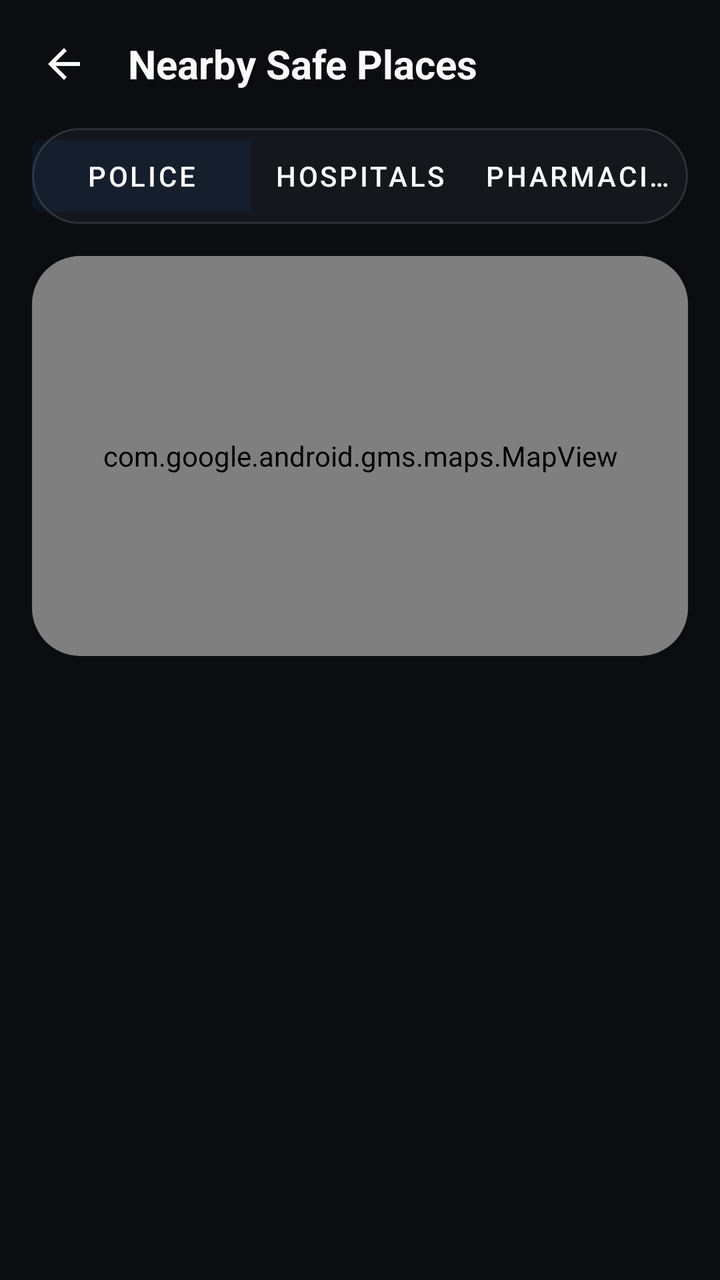
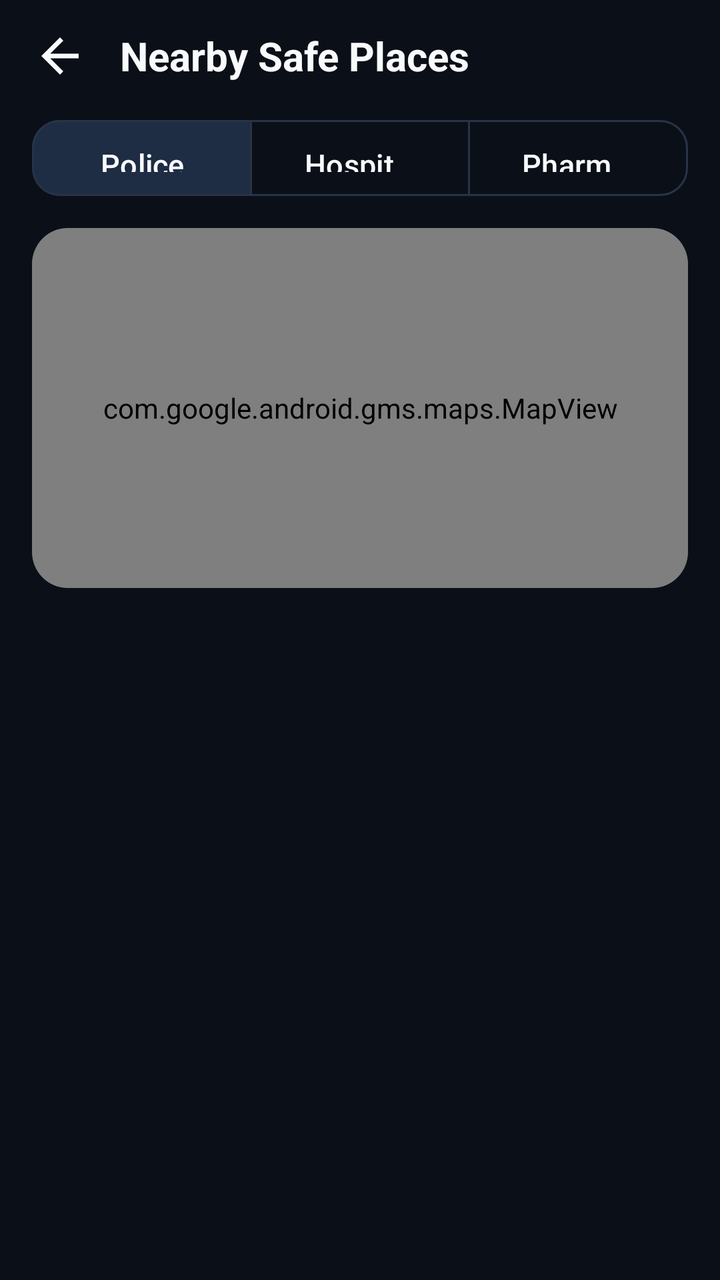

Screens rendered from an Android XML layout before and after an edit, with the pre-edit source and the edit as a unified diff.
<!-- AndroidManifest.xml: application theme Theme.RiskFreeRoutes -->
<!-- res/layout/activity_nearby_places.xml -->
<?xml version="1.0" encoding="utf-8"?>
<androidx.coordinatorlayout.widget.CoordinatorLayout xmlns:android="http://schemas.android.com/apk/res/android"
    xmlns:app="http://schemas.android.com/apk/res-auto"
    android:layout_width="match_parent"
    android:layout_height="match_parent"
    android:background="@color/colorBackground">

    <LinearLayout
        android:layout_width="match_parent"
        android:layout_height="match_parent"
        android:orientation="vertical">

        
        <LinearLayout
            android:layout_width="match_parent"
            android:layout_height="wrap_content"
            android:orientation="horizontal"
            android:gravity="center_vertical"
            android:padding="16dp">

            <ImageView
                android:id="@+id/btn_back"
                android:layout_width="32dp"
                android:layout_height="32dp"
                android:src="@drawable/ic_back"
                app:tint="@color/text_primary"
                android:padding="4dp"
                android:background="?attr/selectableItemBackgroundBorderless" />

            <TextView
                android:layout_width="wrap_content"
                android:layout_height="wrap_content"
                android:layout_marginStart="16dp"
                android:text="Nearby Safe Places"
                android:textColor="@color/text_primary"
                android:textSize="20sp"
                android:textStyle="bold" />
        </LinearLayout>

        
        <com.google.android.material.button.MaterialButtonToggleGroup
            android:id="@+id/toggle_filters"
            android:layout_width="match_parent"
            android:layout_height="48dp"
            android:layout_marginHorizontal="16dp"
            android:layout_marginBottom="16dp"
            android:background="@drawable/glass_card_bg"
            app:singleSelection="true"
            app:selectionRequired="true"
            app:checkedButton="@+id/btn_filter_police">

            <com.google.android.material.button.MaterialButton
                android:id="@+id/btn_filter_police"
                style="@style/Widget.MaterialComponents.Button.TextButton"
                android:layout_width="0dp"
                android:layout_height="match_parent"
                android:layout_weight="1"
                android:text="Police"
                android:textColor="@color/text_primary" />

            <com.google.android.material.button.MaterialButton
                android:id="@+id/btn_filter_hospitals"
                style="@style/Widget.MaterialComponents.Button.TextButton"
                android:layout_width="0dp"
                android:layout_height="match_parent"
                android:layout_weight="1"
                android:text="Hospitals"
                android:textColor="@color/text_primary" />

            <com.google.android.material.button.MaterialButton
                android:id="@+id/btn_filter_pharmacies"
                style="@style/Widget.MaterialComponents.Button.TextButton"
                android:layout_width="0dp"
                android:layout_height="match_parent"
                android:layout_weight="1"
                android:text="Pharmacies"
                android:textColor="@color/text_primary" />

        </com.google.android.material.button.MaterialButtonToggleGroup>

        
        <androidx.cardview.widget.CardView
            android:layout_width="match_parent"
            android:layout_height="200dp"
            android:layout_marginHorizontal="16dp"
            android:layout_marginBottom="8dp"
            app:cardCornerRadius="24dp"
            app:cardBackgroundColor="#1A1F2B"
            app:cardElevation="0dp">
            
            <com.google.android.gms.maps.MapView
                android:id="@+id/map_view"
                android:layout_width="match_parent"
                android:layout_height="match_parent" />
        </androidx.cardview.widget.CardView>

        <FrameLayout
            android:layout_width="match_parent"
            android:layout_height="match_parent">
            
            
            <ProgressBar
                android:id="@+id/progress_bar"
                android:layout_width="wrap_content"
                android:layout_height="wrap_content"
                android:layout_gravity="center"
                android:visibility="gone"
                android:indeterminateTint="@color/primary_blue_light"/>

            
            <LinearLayout
                android:id="@+id/empty_state"
                android:layout_width="match_parent"
                android:layout_height="wrap_content"
                android:orientation="vertical"
                android:gravity="center"
                android:layout_gravity="center"
                android:visibility="gone">
                <ImageView
                    android:layout_width="64dp"
                    android:layout_height="64dp"
                    android:src="@drawable/ic_warning"
                    app:tint="#66FFFFFF" />
                <TextView
                    android:id="@+id/tv_empty_text"
                    android:layout_width="wrap_content"
                    android:layout_height="wrap_content"
                    android:text="No places found nearby"
                    android:textColor="@color/text_secondary"
                    android:textSize="16sp"
                    android:layout_marginTop="16dp" />
            </LinearLayout>

            
            <androidx.recyclerview.widget.RecyclerView
                android:id="@+id/rv_places"
                android:layout_width="match_parent"
                android:layout_height="match_parent"
                android:clipToPadding="false"
                android:paddingBottom="16dp" />
        </FrameLayout>

    </LinearLayout>
</androidx.coordinatorlayout.widget.CoordinatorLayout>
<!-- resources referenced by this layout -->
<resources>
  <color name="colorBackground">#0B0D10</color>
  <color name="primary_blue_light">#4F8CFF</color>
  <color name="text_primary">#F9FAFB</color>
  <color name="text_secondary">#9CA3AF</color>
  <!-- drawable glass_card_bg (drawable) -->
  <?xml version="1.0" encoding="utf-8"?>
  <shape xmlns:android="http://schemas.android.com/apk/res/android"
      android:shape="rectangle">
  
      
      <solid android:color="@color/glass_panel" />
  
      
      <stroke
          android:width="1dp"
          android:color="@color/glass_border" />
  
      
      <corners android:radius="@dimen/card_corner_radius" />
  
  </shape>
  <!-- drawable ic_warning (drawable) -->
  <vector xmlns:android="http://schemas.android.com/apk/res/android"
      android:width="24dp"
      android:height="24dp"
      android:viewportWidth="24"
      android:viewportHeight="24"
      android:tint="?attr/colorControlNormal">
    <path
        android:fillColor="@android:color/white"
        android:pathData="M1,21h22L12,2 1,21zM13,18h-2v-2h2v2zM13,14h-2v-4h2v4z"/>
  </vector>
  <style name="Theme.RiskFreeRoutes" parent="Theme.Material3.Dark.NoActionBar">
  
          
          <item name="colorPrimary">@color/primary_blue</item>
          <item name="colorPrimaryContainer">@color/primary_blue_light</item>
          <item name="colorOnPrimary">@color/text_primary</item>
  
          <item name="colorSecondary">@color/accent_blue</item>
          <item name="colorOnSecondary">@color/text_primary</item>
  
          <item name="colorTertiary">@color/danger_red</item>
          <item name="colorError">@color/danger_red</item>
  
          <item name="colorSurface">@color/glass_panel</item>
          <item name="colorOnSurface">@color/text_primary</item>
  
          <item name="android:colorBackground">@color/colorBackground</item>
  
          
          <item name="android:statusBarColor">@color/colorBackground</item>
          <item name="android:navigationBarColor">@color/colorBackground</item>
  
          
          <item name="shapeAppearanceSmallComponent">@style/ShapeAppearance.RiskFreeRoutes.SmallComponent</item>
          <item name="shapeAppearanceMediumComponent">@style/ShapeAppearance.RiskFreeRoutes.MediumComponent</item>
          <item name="shapeAppearanceLargeComponent">@style/ShapeAppearance.RiskFreeRoutes.LargeComponent</item>
  
      </style>
  <color name="glass_panel">#991C2026</color>
  <color name="glass_border">#22FFFFFF</color>
  <dimen name="card_corner_radius">24dp</dimen>
  <color name="primary_blue">#2563EB</color>
  <color name="accent_blue">#8FB4FF</color>
  <color name="danger_red">#EF4444</color>
  <style name="ShapeAppearance.RiskFreeRoutes.MediumComponent" parent="ShapeAppearance.Material3.MediumComponent">
          <item name="cornerRadius">16dp</item>
      </style>
  <!-- unchanged entries left out for length: 3 -->
</resources>

<!-- the commit's change to res/layout/activity_nearby_places.xml (unified diff, before → after) -->
@@ -1,5 +1,6 @@
 <?xml version="1.0" encoding="utf-8"?>
-<androidx.coordinatorlayout.widget.CoordinatorLayout xmlns:android="http://schemas.android.com/apk/res/android"
+<androidx.coordinatorlayout.widget.CoordinatorLayout
+    xmlns:android="http://schemas.android.com/apk/res/android"
     xmlns:app="http://schemas.android.com/apk/res-auto"
     android:layout_width="match_parent"
     android:layout_height="match_parent"
@@ -13,24 +14,26 @@
         
         <LinearLayout
             android:layout_width="match_parent"
-            android:layout_height="wrap_content"
+            android:layout_height="56dp"
             android:orientation="horizontal"
             android:gravity="center_vertical"
-            android:padding="16dp">
+            android:paddingHorizontal="8dp">
 
             <ImageView
                 android:id="@+id/btn_back"
-                android:layout_width="32dp"
-                android:layout_height="32dp"
+                android:layout_width="44dp"
+                android:layout_height="44dp"
                 android:src="@drawable/ic_back"
                 app:tint="@color/text_primary"
-                android:padding="4dp"
-                android:background="?attr/selectableItemBackgroundBorderless" />
+                android:padding="8dp"
+                android:background="?attr/selectableItemBackgroundBorderless"
+                android:clickable="true"
+                android:focusable="true" />
 
             <TextView
                 android:layout_width="wrap_content"
                 android:layout_height="wrap_content"
-                android:layout_marginStart="16dp"
+                android:layout_marginStart="8dp"
                 android:text="Nearby Safe Places"
                 android:textColor="@color/text_primary"
                 android:textSize="20sp"
@@ -41,51 +44,47 @@
         <com.google.android.material.button.MaterialButtonToggleGroup
             android:id="@+id/toggle_filters"
             android:layout_width="match_parent"
-            android:layout_height="48dp"
+            android:layout_height="46dp"
             android:layout_marginHorizontal="16dp"
-            android:layout_marginBottom="16dp"
-            android:background="@drawable/glass_card_bg"
+            android:layout_marginBottom="12dp"
             app:singleSelection="true"
             app:selectionRequired="true"
             app:checkedButton="@+id/btn_filter_police">
 
             <com.google.android.material.button.MaterialButton
                 android:id="@+id/btn_filter_police"
-                style="@style/Widget.MaterialComponents.Button.TextButton"
+                style="@style/Widget.RiskFreeRoutes.Button.Outlined"
                 android:layout_width="0dp"
                 android:layout_height="match_parent"
                 android:layout_weight="1"
-                android:text="Police"
-                android:textColor="@color/text_primary" />
+                android:text="Police" />
 
             <com.google.android.material.button.MaterialButton
                 android:id="@+id/btn_filter_hospitals"
-                style="@style/Widget.MaterialComponents.Button.TextButton"
+                style="@style/Widget.RiskFreeRoutes.Button.Outlined"
                 android:layout_width="0dp"
                 android:layout_height="match_parent"
                 android:layout_weight="1"
-                android:text="Hospitals"
-                android:textColor="@color/text_primary" />
+                android:text="Hospitals" />
 
             <com.google.android.material.button.MaterialButton
                 android:id="@+id/btn_filter_pharmacies"
-                style="@style/Widget.MaterialComponents.Button.TextButton"
+                style="@style/Widget.RiskFreeRoutes.Button.Outlined"
                 android:layout_width="0dp"
                 android:layout_height="match_parent"
                 android:layout_weight="1"
-                android:text="Pharmacies"
-                android:textColor="@color/text_primary" />
+                android:text="Pharmacies" />
 
         </com.google.android.material.button.MaterialButtonToggleGroup>
 
         
         <androidx.cardview.widget.CardView
             android:layout_width="match_parent"
-            android:layout_height="200dp"
+            android:layout_height="180dp"
             android:layout_marginHorizontal="16dp"
             android:layout_marginBottom="8dp"
-            app:cardCornerRadius="24dp"
-            app:cardBackgroundColor="#1A1F2B"
+            app:cardCornerRadius="@dimen/card_corner_radius"
+            app:cardBackgroundColor="@color/colorSurfaceVariant"
             app:cardElevation="0dp">
             
             <com.google.android.gms.maps.MapView
@@ -105,7 +104,7 @@
                 android:layout_height="wrap_content"
                 android:layout_gravity="center"
                 android:visibility="gone"
-                android:indeterminateTint="@color/primary_blue_light"/>
+                android:indeterminateTint="@color/primary_blue_light" />
 
             
             <LinearLayout
@@ -115,19 +114,22 @@
                 android:orientation="vertical"
                 android:gravity="center"
                 android:layout_gravity="center"
+                android:padding="32dp"
                 android:visibility="gone">
+
                 <ImageView
-                    android:layout_width="64dp"
-                    android:layout_height="64dp"
-                    android:src="@drawable/ic_warning"
-                    app:tint="#66FFFFFF" />
+                    android:layout_width="56dp"
+                    android:layout_height="56dp"
+                    android:src="@drawable/ic_location_pin"
+                    app:tint="@color/text_muted" />
+
                 <TextView
                     android:id="@+id/tv_empty_text"
                     android:layout_width="wrap_content"
                     android:layout_height="wrap_content"
-                    android:text="No places found nearby"
+                    android:text="No safe places found nearby"
                     android:textColor="@color/text_secondary"
-                    android:textSize="16sp"
+                    android:textSize="15sp"
                     android:layout_marginTop="16dp" />
             </LinearLayout>
 
<!-- resource entries referenced after the edit -->
@@ -1,58 +1,38 @@
 <!-- resources referenced by this layout -->
 <resources>
-  <color name="colorBackground">#0B0D10</color>
-  <color name="primary_blue_light">#4F8CFF</color>
-  <color name="text_primary">#F9FAFB</color>
-  <color name="text_secondary">#9CA3AF</color>
-  <!-- drawable glass_card_bg (drawable) -->
-  <?xml version="1.0" encoding="utf-8"?>
-  <shape xmlns:android="http://schemas.android.com/apk/res/android"
-      android:shape="rectangle">
-  
-      
-      <solid android:color="@color/glass_panel" />
-  
-      
-      <stroke
-          android:width="1dp"
-          android:color="@color/glass_border" />
-  
-      
-      <corners android:radius="@dimen/card_corner_radius" />
-  
-  </shape>
-  <!-- drawable ic_warning (drawable) -->
-  <vector xmlns:android="http://schemas.android.com/apk/res/android"
-      android:width="24dp"
-      android:height="24dp"
-      android:viewportWidth="24"
-      android:viewportHeight="24"
-      android:tint="?attr/colorControlNormal">
-    <path
-        android:fillColor="@android:color/white"
-        android:pathData="M1,21h22L12,2 1,21zM13,18h-2v-2h2v2zM13,14h-2v-4h2v4z"/>
-  </vector>
+  <color name="colorBackground">#0B0F17</color>
+  <color name="colorSurfaceVariant">#1C2433</color>
+  <color name="primary_blue_light">#60A5FA</color>
+  <color name="text_muted">#64748B</color>
+  <color name="text_primary">#F8FAFC</color>
+  <color name="text_secondary">#94A3B8</color>
   <style name="Theme.RiskFreeRoutes" parent="Theme.Material3.Dark.NoActionBar">
   
           
           <item name="colorPrimary">@color/primary_blue</item>
-          <item name="colorPrimaryContainer">@color/primary_blue_light</item>
-          <item name="colorOnPrimary">@color/text_primary</item>
+          <item name="colorPrimaryContainer">@color/primary_blue_dark</item>
+          <item name="colorOnPrimary">@color/text_on_primary</item>
   
           <item name="colorSecondary">@color/accent_blue</item>
-          <item name="colorOnSecondary">@color/text_primary</item>
+          <item name="colorSecondaryContainer">@color/primary_blue_subtle</item>
+          <item name="colorOnSecondary">@color/colorBackground</item>
   
-          <item name="colorTertiary">@color/danger_red</item>
+          <item name="colorTertiary">@color/warning_amber</item>
           <item name="colorError">@color/danger_red</item>
+          <item name="colorOnError">@color/text_on_primary</item>
   
-          <item name="colorSurface">@color/glass_panel</item>
+          <item name="colorSurface">@color/colorSurface</item>
+          <item name="colorSurfaceVariant">@color/colorSurfaceVariant</item>
           <item name="colorOnSurface">@color/text_primary</item>
+          <item name="colorOnSurfaceVariant">@color/text_secondary</item>
   
           <item name="android:colorBackground">@color/colorBackground</item>
   
           
           <item name="android:statusBarColor">@color/colorBackground</item>
           <item name="android:navigationBarColor">@color/colorBackground</item>
+          <item name="android:windowLightStatusBar">false</item>
+          <item name="android:windowLightNavigationBar">false</item>
   
           
           <item name="shapeAppearanceSmallComponent">@style/ShapeAppearance.RiskFreeRoutes.SmallComponent</item>
@@ -60,14 +40,36 @@
           <item name="shapeAppearanceLargeComponent">@style/ShapeAppearance.RiskFreeRoutes.LargeComponent</item>
   
       </style>
-  <color name="glass_panel">#991C2026</color>
-  <color name="glass_border">#22FFFFFF</color>
-  <dimen name="card_corner_radius">24dp</dimen>
-  <color name="primary_blue">#2563EB</color>
-  <color name="accent_blue">#8FB4FF</color>
+  <color name="colorSurfaceBorder">#283347</color>
+  <dimen name="button_corner_radius">14dp</dimen>
+  <dimen name="button_height">52dp</dimen>
+  <dimen name="button_text_size">15sp</dimen>
+  <dimen name="card_corner_radius">18dp</dimen>
+  <!-- drawable ic_location_pin (drawable) -->
+  <?xml version="1.0" encoding="utf-8"?>
+  <vector xmlns:android="http://schemas.android.com/apk/res/android" android:width="24dp" android:height="24dp" android:viewportWidth="24" android:viewportHeight="24">
+      <path android:fillColor="#FF000000" android:pathData="M12,2C8.13,2 5,5.13 5,9c0,5.25 7,13 7,13s7,-7.75 7,-13c0,-3.87 -3.13,-7 -7,-7zM12,11.5c-1.38,0 -2.5,-1.12 -2.5,-2.5s1.12,-2.5 2.5,-2.5 2.5,1.12 2.5,2.5 -1.12,2.5 -2.5,2.5z"/>
+  </vector>
+  <style name="Widget.RiskFreeRoutes.Button.Outlined" parent="Widget.Material3.Button.OutlinedButton">
+          <item name="strokeColor">@color/colorSurfaceBorder</item>
+          <item name="strokeWidth">1dp</item>
+          <item name="android:textColor">@color/text_primary</item>
+          <item name="cornerRadius">@dimen/button_corner_radius</item>
+          <item name="android:minHeight">@dimen/button_height</item>
+          <item name="android:paddingTop">12dp</item>
+          <item name="android:paddingBottom">12dp</item>
+          <item name="android:textSize">@dimen/button_text_size</item>
+      </style>
+  <color name="primary_blue">#3B82F6</color>
+  <color name="primary_blue_dark">#2563EB</color>
+  <color name="text_on_primary">#FFFFFF</color>
+  <color name="accent_blue">#93C5FD</color>
+  <color name="primary_blue_subtle">#1E2C44</color>
+  <color name="warning_amber">#F59E0B</color>
   <color name="danger_red">#EF4444</color>
+  <color name="colorSurface">#141A24</color>
   <style name="ShapeAppearance.RiskFreeRoutes.MediumComponent" parent="ShapeAppearance.Material3.MediumComponent">
-          <item name="cornerRadius">16dp</item>
+          <item name="cornerRadius">18dp</item>
       </style>
   <!-- unchanged entries left out for length: 3 -->
 </resources>
